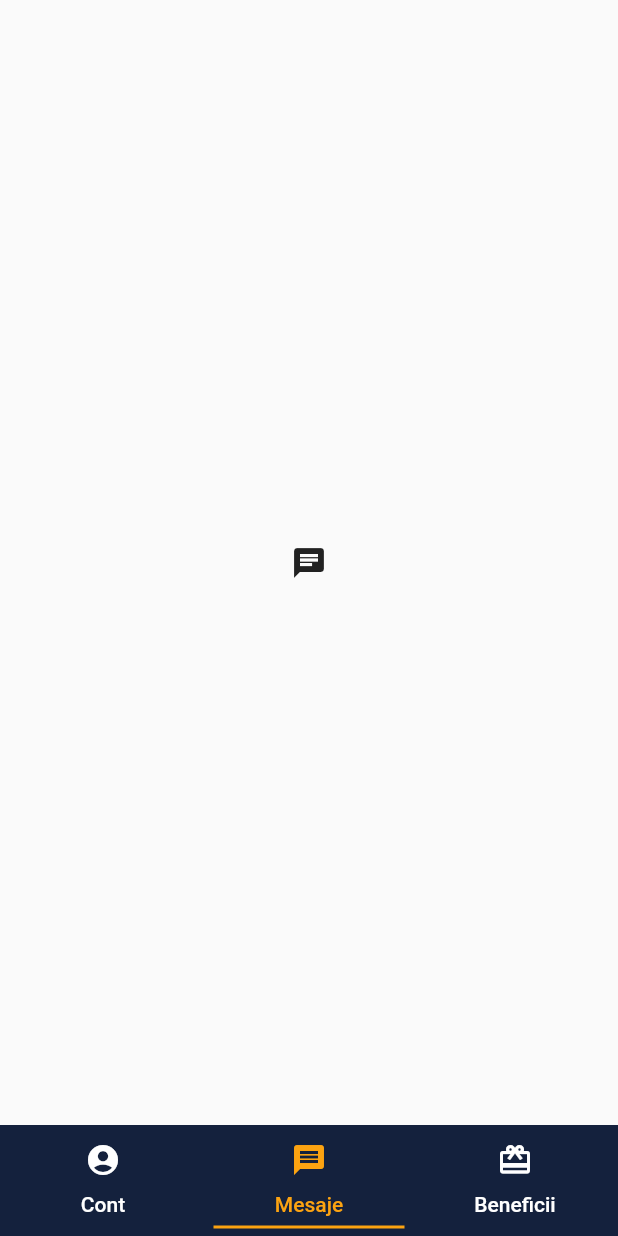
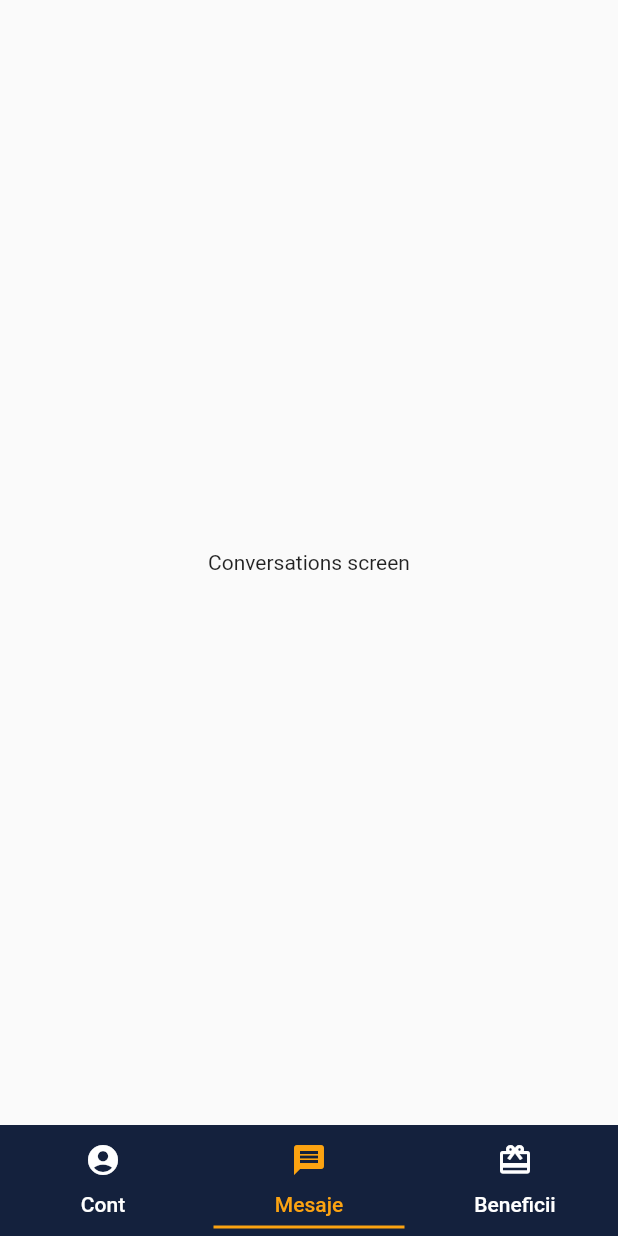
Before and after one commit to caring-dev-acc/caring, a Flutter app: the screen it shows after launch, item 2 of the bottom bar chosen, on a phone screen of 412 x 824 dp. Run offline on Flutter 3.47's test engine with Material 2 defaults, Android fonts, the phone set to English and light mode, and no system bars.

Commit message:
Andrei - utillizarea de widget-uri din celelalte fisiere .dart

```diff
--- a/caring_app/lib/main.dart
+++ b/caring_app/lib/main.dart
@@ -57,12 +57,12 @@ class MyApp extends StatelessWidget {
               new Container(
                   child: new Scaffold(
                       body: Center(
-                child: Icon(Icons.battery_charging_full),
+                child: Profile(),
               ))),
               new Container(
                   child: new Scaffold(
                       body: Center(
-                child: Icon(Icons.chat),
+                child: Conversations(),
               ))),
               new Container(
                   child: new Scaffold(
--- a/caring_app/lib/screens/Benefits.dart
+++ b/caring_app/lib/screens/Benefits.dart
@@ -1,4 +1,3 @@
-import 'package:caring_app/main.dart';
 import 'package:flutter/material.dart';
 
 class Benefits extends StatelessWidget {
@@ -7,8 +6,7 @@ class Benefits extends StatelessWidget {
     return Scaffold(
       body:
       Center(
-          child: (Text('testing the widget from another screen')
-          )
+          child: Text('testing the widget from another screen')
           ),
         );
   }
--- a/caring_app/lib/screens/Conversations.dart
+++ b/caring_app/lib/screens/Conversations.dart
@@ -1 +1,13 @@
 import 'package:flutter/material.dart';
+
+class Conversations extends StatelessWidget {
+  @override
+  Widget build(BuildContext context){
+    return Scaffold(
+      body: Center(
+        child: Text('Conversations screen'),
+      )
+    );
+  }
+
+}
```
Also changed, not shown: caring_app/lib/screens/Profile.dart (+9 -0 lines).
